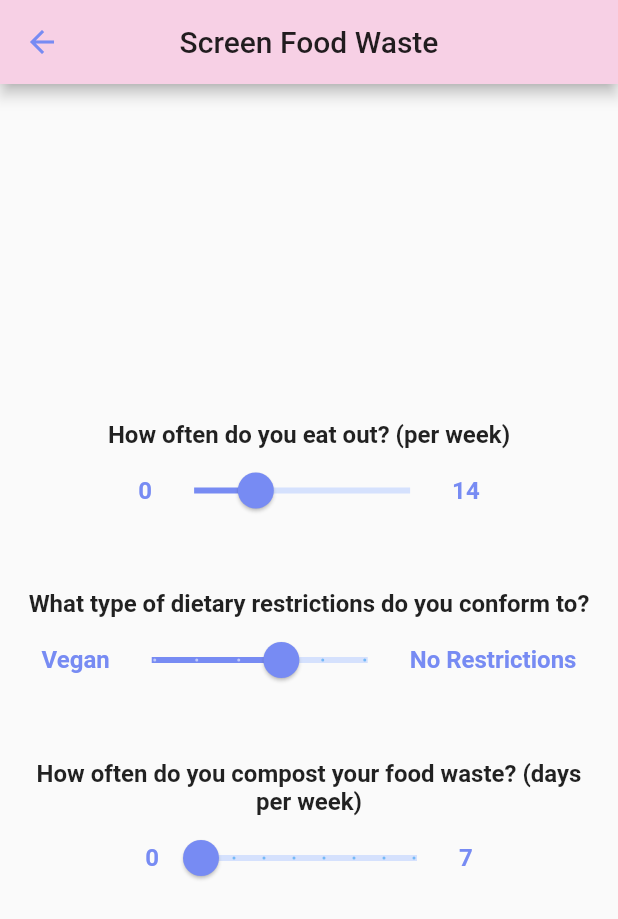
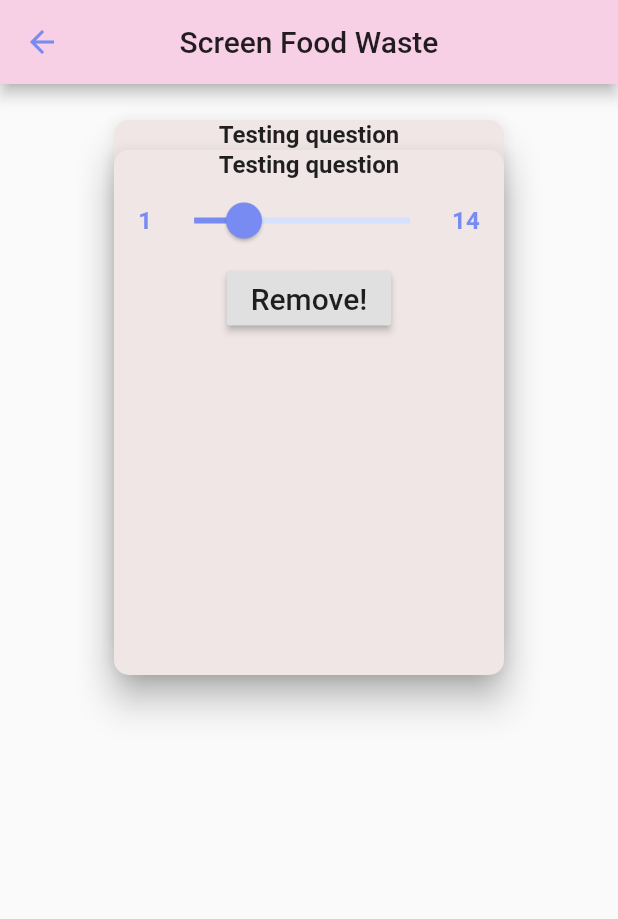
Before and after one commit to jacobjdong/Trash-Specto, a Flutter app: the ScreenFoodWaste screen opened directly, on a phone screen of 412 x 824 dp. Shown: the top 919 px of the screen. Run offline on Flutter 3.47's test engine with Material 2 defaults, Android fonts, the phone set to English and light mode, and no system bars; Roboto replaces fonts that are missing (Georgia).

Commit message:
Got card functionality

```diff
--- a/trashspecto1/lib/food.dart
+++ b/trashspecto1/lib/food.dart
@@ -1,8 +1,5 @@
 import 'package:flutter/material.dart';
-import 'settings.dart';
-import 'food.dart';
-import 'trash.dart';
-import 'water.dart';
+import 'package:trashspecto1/customSlider.dart';
 
 class ScreenFoodWaste extends StatefulWidget {
   @override
@@ -11,6 +8,20 @@ class ScreenFoodWaste extends StatefulWidget {
 
 class _ScreenFoodWasteState extends State<ScreenFoodWaste> {
   double _eatingOut = 4, _diet = 3, _compostingFreq = 0;
+  List<Widget> cards;
+
+  void removeTop() {
+    setState(() {
+      cards.removeAt(cards.length - 1);
+    });
+  }
+
+  @override
+  void initState() {
+    super.initState();
+    cards = getCards();
+    print(cards);
+  }
 
   @override
   Widget build (BuildContext ctxt) {
@@ -25,187 +36,326 @@ class _ScreenFoodWasteState extends State<ScreenFoodWaste> {
         ),
         title: new Text ("Screen Food Waste", textAlign: TextAlign.center),
       ),
-      body: Padding(
-        padding: EdgeInsets.all(15.0),
+      body: Center(
+        child: Stack(
+          alignment: Alignment.center,
+          children: cards,
+              // ]
+            ),
+            // Container(
+            //   padding: EdgeInsets.fromLTRB(20.0, 40.0, 20.0, 40.0),
+            //   child: Stack(
+            //     overflow: Overflow.visible,
+            //     children: <Widget>[
+            //       Container(
+            //         padding: EdgeInsets.fromLTRB(20.0, 40.0, 20.0, 40.0),
+            //         width: 300.0,
+            //         height: 400.0,
+            //         decoration: BoxDecoration(
+            //           borderRadius: BorderRadius.circular(10.0),
+            //           color: Colors.orange,
+            //         ),
+            //         child: customSlider(
+            //           updateVal: (value) {
+            //             setState(() {
+            //               this._eatingOut = value;
+            //             });
+            //           },
+            //           question: "Testing question",
+            //           min: 1,
+            //           max: 14,
+            //           showerTime: this._eatingOut,
+            //         ),
+            //       ),
+            //       Container(
+            //         padding: EdgeInsets.fromLTRB(20.0, 40.0, 20.0, 40.0),
+            //         width: 300.0,
+            //         height: 400.0,
+            //         decoration: BoxDecoration(
+            //           borderRadius: BorderRadius.circular(10.0),
+            //           color: Colors.orange,
+            //         ),
+            //         child: customSlider(
+            //           updateVal: (value) {
+            //             setState(() {
+            //               this._eatingOut = value;
+            //             });
+            //           },
+            //           question: "Another question",
+            //           min: 1,
+            //           max: 14,
+            //           showerTime: this._eatingOut,
+            //         ),
+            //       ),
+            //     ]
+            //   ),
+            // ),
+            // Text(
+            //     'How often do you eat out? (per week)',
+            //     textAlign: TextAlign.center,
+            //     style: TextStyle(
+            //       fontSize: 16,
+            //       fontWeight: FontWeight.w700,
+            //     ),
+            //   ),
+            // Row(
+            //   mainAxisAlignment: MainAxisAlignment.center,
+            //   children: <Widget>[
+            //     Text(
+            //     '0',
+            //     textAlign: TextAlign.center,
+            //     style: TextStyle(
+            //       fontSize: 16,
+            //       fontWeight: FontWeight.w700,
+            //       color: Color(0xff778BF3),
+            //     ),
+            //   ),
+            //   Column(
+            //     mainAxisAlignment: MainAxisAlignment.center,
+            //     children: <Widget>[
+            //       SliderTheme(
+            //        data: SliderTheme.of(ctxt).copyWith(
+            //         activeTrackColor: Color(0xff778BF3),
+            //         inactiveTrackColor: Color(0xffd5e1fd),
+            //         trackShape: RectangularSliderTrackShape(),
+            //         trackHeight: 4.0,
+            //         thumbColor: Color(0xff778BF3),
+            //         thumbShape: RoundSliderThumbShape(enabledThumbRadius: 12.0),
+            //         overlayShape: RoundSliderOverlayShape(overlayRadius: 28.0),
+            //       ),
+            //       child: Slider(
+            //         value: _eatingOut,
+            //         onChanged: (value) {
+            //           setState(() {
+            //             _eatingOut = value;
+            //           });
+            //         },
+            //         min: 0,
+            //         max: 14,
+            //         ),
+            //       ),
+            //     ],
+            //   ),
+            //   Text(
+            //     '14',
+            //     textAlign: TextAlign.center,
+            //     style: TextStyle(
+            //       fontSize: 16,
+            //       fontWeight: FontWeight.w700,
+            //       color: Color(0xff778BF3),
+            //     ),
+            //   ),
+            //   ],
+            // ),
+            // Text(
+            //     '\n\nWhat type of dietary restrictions do you conform to?',
+            //     textAlign: TextAlign.center,
+            //     style: TextStyle(
+            //       fontSize: 16,
+            //       fontWeight: FontWeight.w700,
+            //     ),
+            //   ),
+            // Row(
+            //   mainAxisAlignment: MainAxisAlignment.center,
+            //   children: <Widget>[
+            //     Text(
+            //     'Vegan',
+            //     textAlign: TextAlign.center,
+            //     style: TextStyle(
+            //       fontSize: 16,
+            //       fontWeight: FontWeight.w700,
+            //       color: Color(0xff778BF3),
+            //     ),
+            //   ),
+            //   Column(
+            //     mainAxisAlignment: MainAxisAlignment.center,
+            //     children: <Widget>[
+            //       SliderTheme(
+            //        data: SliderTheme.of(ctxt).copyWith(
+            //         activeTrackColor: Color(0xff778BF3),
+            //         inactiveTrackColor: Color(0xffd5e1fd),
+            //         trackShape: RectangularSliderTrackShape(),
+            //         trackHeight: 4.0,
+            //         thumbColor: Color(0xff778BF3),
+            //         thumbShape: RoundSliderThumbShape(enabledThumbRadius: 12.0),
+            //         overlayShape: RoundSliderOverlayShape(overlayRadius: 28.0),
+            //       ),
+            //       child: Slider(
+            //         divisions: 5,
+            //         value: _diet,
+            //         onChanged: (value) {
+            //           setState(() {
+            //             _diet = value;
+            //           });
+            //         },
+            //         min: 0,
+            //         max: 5,
+            //         ),
+            //       ),
+            //     ],
+            //   ),
+            //   Text(
+            //     'No Restrictions',
+            //     textAlign: TextAlign.center,
+            //     style: TextStyle(
+            //       fontSize: 16,
+            //       fontWeight: FontWeight.w700,
+            //       color: Color(0xff778BF3),
+            //     ),
+            //   ),
+            //   ],
+            // ),
+            // Text(
+            //     '\n\nHow often do you compost your food waste? (days per week)',
+            //     textAlign: TextAlign.center,
+            //     style: TextStyle(
+            //       fontSize: 16,
+            //       fontWeight: FontWeight.w700,
+            //     ),
+            //   ),
+            // Row(
+            //   mainAxisAlignment: MainAxisAlignment.center,
+            //   children: <Widget>[
+            //     Text(
+            //     '0',
+            //     textAlign: TextAlign.center,
+            //     style: TextStyle(
+            //       fontSize: 16,
+            //       fontWeight: FontWeight.w700,
+            //       color: Color(0xff778BF3),
+            //     ),
+            //   ),
+            //   Column(
+            //     mainAxisAlignment: MainAxisAlignment.center,
+            //     children: <Widget>[
+            //       SliderTheme(
+            //        data: SliderTheme.of(ctxt).copyWith(
+            //         activeTrackColor: Color(0xff778BF3),
+            //         inactiveTrackColor: Color(0xffd5e1fd),
+            //         trackShape: RectangularSliderTrackShape(),
+            //         trackHeight: 4.0,
+            //         thumbColor: Color(0xff778BF3),
+            //         thumbShape: RoundSliderThumbShape(enabledThumbRadius: 12.0),
+            //         overlayShape: RoundSliderOverlayShape(overlayRadius: 28.0),
+            //       ),
+            //       child: Slider(
+            //         divisions: 7,
+            //         value: _compostingFreq,
+            //         onChanged: (value) {
+            //           setState(() {
+            //             _compostingFreq = value;
+            //           });
+            //         },
+            //         min: 0,
+            //         max: 7,
+            //         ),
+            //       ),
+            //     ],
+            //   ),
+            //   Text(
+            //     '7',
+            //     textAlign: TextAlign.center,
+            //     style: TextStyle(
+            //       fontSize: 16,
+            //       fontWeight: FontWeight.w700,
+            //       color: Color(0xff778BF3),
+            //     ),
+            //   ),
+            //   ],
+            // ),
+          //],
+        //),
+      )
+    );
+  }
+
+
+  List<Widget> getCards() {
+    List<Widget> cards = new List();
+
+    cards.insert(0,
+      Positioned(
+        top: 40,
+        child: Card(
+          elevation: 10,
+          color: Color.fromARGB(255, 240, 230, 230),
+          shape: RoundedRectangleBorder(
+            borderRadius: BorderRadius.circular(10)
+          ),
+          child: Container(
+            alignment: Alignment.center,
+            width: 260.0,
+            height: 350.0,
             child: Column(
-          mainAxisAlignment: MainAxisAlignment.center,
               children: <Widget>[
-            Text(
-                'How often do you eat out? (per week)',
-                textAlign: TextAlign.center,
-                style: TextStyle(
-                  fontSize: 16,
-                  fontWeight: FontWeight.w700,
-                ),
-              ),
-            Row(
-              mainAxisAlignment: MainAxisAlignment.center,
-              children: <Widget>[
-                Text(
-                '0',
-                textAlign: TextAlign.center,
-                style: TextStyle(
-                  fontSize: 16,
-                  fontWeight: FontWeight.w700,
-                  color: Color(0xff778BF3),
-                ),
-              ),
-              Column(
-                mainAxisAlignment: MainAxisAlignment.center,
-                children: <Widget>[
-                  SliderTheme(
-                   data: SliderTheme.of(ctxt).copyWith(
-                    activeTrackColor: Color(0xff778BF3),
-                    inactiveTrackColor: Color(0xffd5e1fd),
-                    trackShape: RectangularSliderTrackShape(),
-                    trackHeight: 4.0,
-                    thumbColor: Color(0xff778BF3),
-                    thumbShape: RoundSliderThumbShape(enabledThumbRadius: 12.0),
-                    overlayShape: RoundSliderOverlayShape(overlayRadius: 28.0),
-                  ),
-                  child: Slider(
-                    value: _eatingOut,
-                    onChanged: (value) {
+                 customSlider(
+                  updateVal: (value) {
                     setState(() {
-                        _eatingOut = value;
+                      this._eatingOut = value;
                     });
                   },
-                    min: 0,
+                  question: "Testing question",
+                  min: 1,
                   max: 14,
+                  showerTime: this._eatingOut,
                 ),
+                RaisedButton(
+                  child: Text(
+                    'Remove!',
+                    style: TextStyle(fontSize: 20)
+                  ),
+                  onPressed: () {
+                    removeTop();
+                  }
                 ),
               ],
             ),
-              Text(
-                '14',
-                textAlign: TextAlign.center,
-                style: TextStyle(
-                  fontSize: 16,
-                  fontWeight: FontWeight.w700,
-                  color: Color(0xff778BF3),
           ),
+        ),
+      ),
+    );
+
+    cards.insert(0,
+      Positioned(
+        top: 20,
+        child: Card(
+          elevation: 10,
+          color: Color.fromARGB(255, 240, 230, 230),
+          shape: RoundedRectangleBorder(
+            borderRadius: BorderRadius.circular(10)
+          ),
+          child: Container(
+            width: 260.0,
+            height: 350.0,
+            child: Column(
+              children: <Widget>[
+                 customSlider(
+                  updateVal: (value) {
+                    setState(() {
+                      this._eatingOut = value;
+                    });
+                  },
+                  question: "Testing question",
+                  min: 1,
+                  max: 14,
+                  showerTime: this._eatingOut,
+                ),
+                RaisedButton(
+                  child: Text(
+                    'Remove!',
+                    style: TextStyle(fontSize: 20)
+                  ),
+                  onPressed: () {
+                    removeTop();
+                  }
                 ),
               ],
             ),
-            Text(
-                '\n\nWhat type of dietary restrictions do you conform to?',
-                textAlign: TextAlign.center,
-                style: TextStyle(
-                  fontSize: 16,
-                  fontWeight: FontWeight.w700,
           ),
         ),
-            Row(
-              mainAxisAlignment: MainAxisAlignment.center,
-              children: <Widget>[
-                Text(
-                'Vegan',
-                textAlign: TextAlign.center,
-                style: TextStyle(
-                  fontSize: 16,
-                  fontWeight: FontWeight.w700,
-                  color: Color(0xff778BF3),
       ),
-              ),
-              Column(
-                mainAxisAlignment: MainAxisAlignment.center,
-                children: <Widget>[
-                  SliderTheme(
-                   data: SliderTheme.of(ctxt).copyWith(
-                    activeTrackColor: Color(0xff778BF3),
-                    inactiveTrackColor: Color(0xffd5e1fd),
-                    trackShape: RectangularSliderTrackShape(),
-                    trackHeight: 4.0,
-                    thumbColor: Color(0xff778BF3),
-                    thumbShape: RoundSliderThumbShape(enabledThumbRadius: 12.0),
-                    overlayShape: RoundSliderOverlayShape(overlayRadius: 28.0),
-                  ),
-                  child: Slider(
-                    divisions: 5,
-                    value: _diet,
-                    onChanged: (value) {
-                      setState(() {
-                        _diet = value;
-                      });
-                    },
-                    min: 0,
-                    max: 5,
-                    ),
-                  ),
-                ],
-              ),
-              Text(
-                'No Restrictions',
-                textAlign: TextAlign.center,
-                style: TextStyle(
-                  fontSize: 16,
-                  fontWeight: FontWeight.w700,
-                  color: Color(0xff778BF3),
-                ),
-              ),
-              ],
-            ),
-            Text(
-                '\n\nHow often do you compost your food waste? (days per week)',
-                textAlign: TextAlign.center,
-                style: TextStyle(
-                  fontSize: 16,
-                  fontWeight: FontWeight.w700,
-                ),
-              ),
-            Row(
-              mainAxisAlignment: MainAxisAlignment.center,
-              children: <Widget>[
-                Text(
-                '0',
-                textAlign: TextAlign.center,
-                style: TextStyle(
-                  fontSize: 16,
-                  fontWeight: FontWeight.w700,
-                  color: Color(0xff778BF3),
-                ),
-              ),
-              Column(
-                mainAxisAlignment: MainAxisAlignment.center,
-                children: <Widget>[
-                  SliderTheme(
-                   data: SliderTheme.of(ctxt).copyWith(
-                    activeTrackColor: Color(0xff778BF3),
-                    inactiveTrackColor: Color(0xffd5e1fd),
-                    trackShape: RectangularSliderTrackShape(),
-                    trackHeight: 4.0,
-                    thumbColor: Color(0xff778BF3),
-                    thumbShape: RoundSliderThumbShape(enabledThumbRadius: 12.0),
-                    overlayShape: RoundSliderOverlayShape(overlayRadius: 28.0),
-                  ),
-                  child: Slider(
-                    divisions: 7,
-                    value: _compostingFreq,
-                    onChanged: (value) {
-                      setState(() {
-                        _compostingFreq = value;
-                      });
-                    },
-                    min: 0,
-                    max: 7,
-                    ),
-                  ),
-                ],
-              ),
-              Text(
-                '7',
-                textAlign: TextAlign.center,
-                style: TextStyle(
-                  fontSize: 16,
-                  fontWeight: FontWeight.w700,
-                  color: Color(0xff778BF3),
-                ),
-              ),
-              ],
-            ),
-          ],
-        ),
-      )
     );
+
+    return cards;
   }
 }
```
Also changed, not shown: trashspecto1/lib/question.dart (added). Lines whose indentation alone changed are shown as unchanged.
